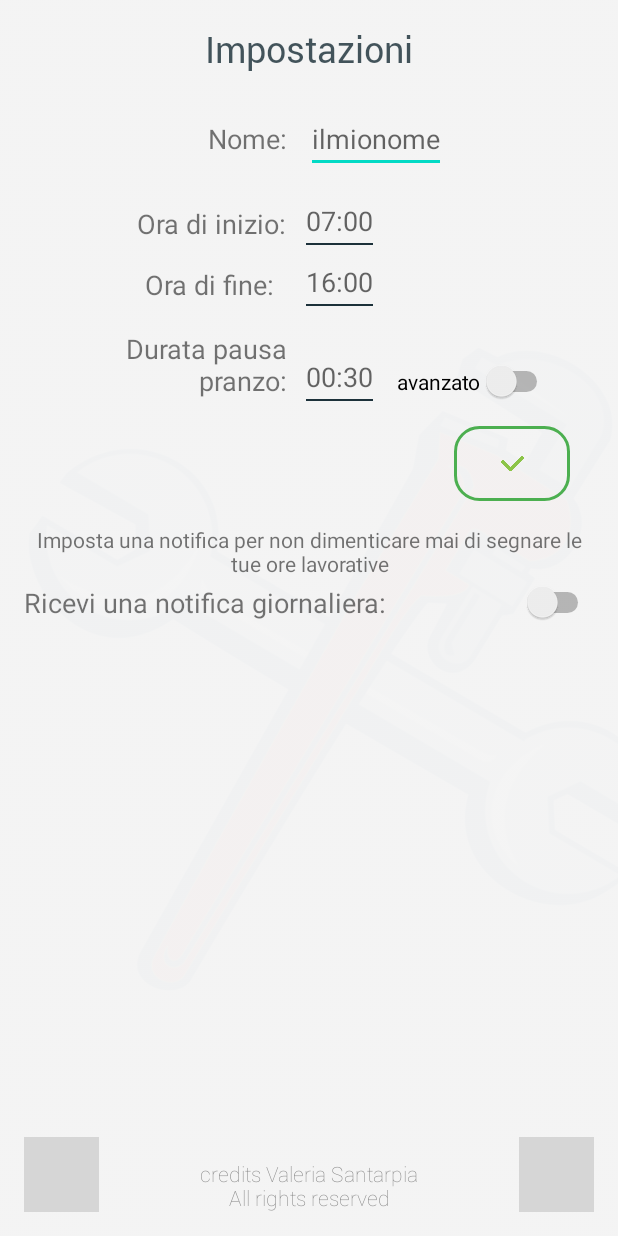
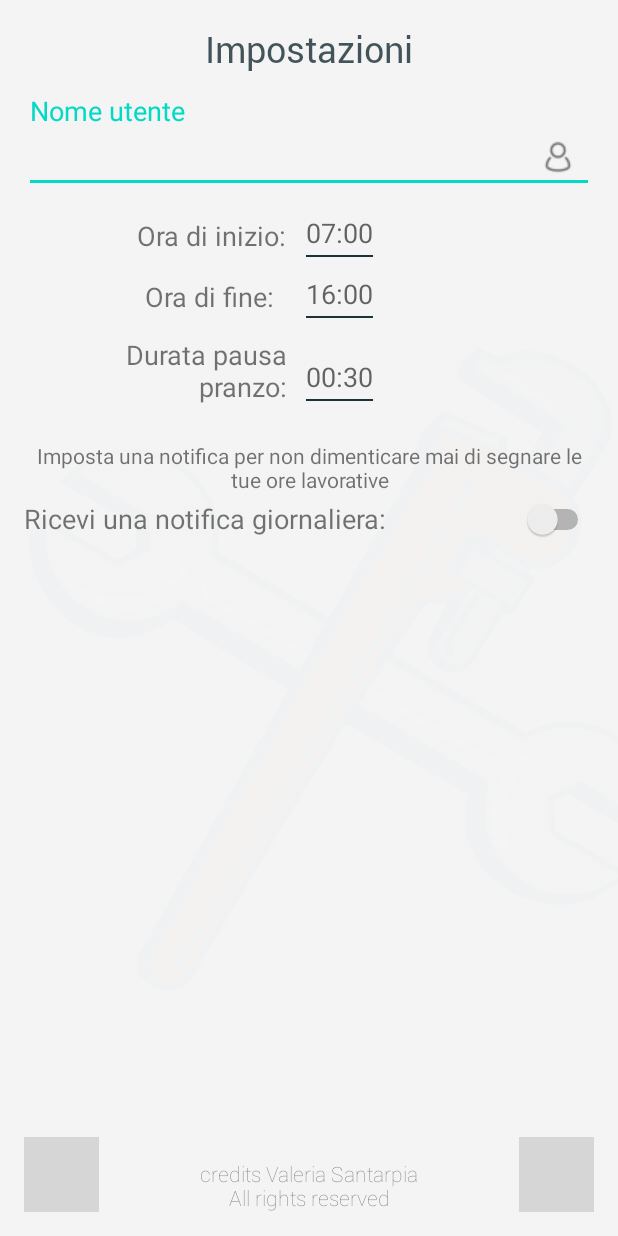
Before and after one commit to syrenne72/OrariLavoro, an Android app: the Impostazioni screen opened directly, with no data from a screen before it, on a phone screen of 412 x 824 dp. Run offline under Robolectric (Android 15) with nearby library versions, the phone set to English and light mode, and no system bars; grey boxes are pictures that could not be loaded.

Commit message:
- Cambiata l'interfaccia ed il metodo del cambio nome utente nelle impostazioni

```diff
--- a/app/build.gradle
+++ b/app/build.gradle
@@ -1,7 +1,7 @@
 apply plugin: 'com.android.application'
 
 android {
-    compileSdkVersion 30
+    compileSdkVersion 31
     buildToolsVersion "30.0.0"
 
     defaultConfig {
@@ -32,4 +32,6 @@ dependencies {
     testImplementation 'junit:junit:4.12'
     androidTestImplementation 'androidx.test.ext:junit:1.1.1'
     androidTestImplementation 'androidx.test.espresso:espresso-core:3.2.0'
+    //Per lo stile degli edittext
+    implementation 'com.google.android.material:material:1.5.0'
 }
--- a/app/src/main/res/layout/impostazioni.xml
+++ b/app/src/main/res/layout/impostazioni.xml
@@ -4,6 +4,7 @@
     xmlns:tools="http://schemas.android.com/tools"
     android:layout_width="match_parent"
     android:layout_height="match_parent"
+    android:focusable="auto"
     tools:context=".Impostazioni">
 
     <TextView
@@ -20,14 +21,13 @@
         app:layout_constraintTop_toTopOf="parent" />
 
     <ImageView
-        android:id="@+id/imageView3"
+        android:id="@+id/ivImmagineDiSfondo"
         android:layout_width="match_parent"
         android:layout_height="0dp"
         android:alpha="0.2"
         android:scaleType="centerCrop"
         android:src="@drawable/background_settings"
         app:layout_constraintBottom_toBottomOf="parent"
-        app:layout_constraintBottom_toTopOf="@+id/lvOrariTotali"
         app:layout_constraintEnd_toEndOf="parent"
         app:layout_constraintHorizontal_bias="0.0"
         app:layout_constraintStart_toStartOf="parent"
@@ -75,12 +75,40 @@
         android:layout_marginBottom="24dp"
         app:layout_constraintBottom_toTopOf="@+id/textView16"
         app:layout_constraintEnd_toEndOf="parent"
+        app:layout_constraintHorizontal_bias="0.0"
         app:layout_constraintStart_toStartOf="parent"
-        app:layout_constraintTop_toTopOf="parent">
+        app:layout_constraintTop_toTopOf="parent"
+        app:layout_constraintVertical_bias="0.0">
 
         <androidx.constraintlayout.widget.ConstraintLayout
             android:layout_width="match_parent"
             android:layout_height="wrap_content">
+
+            <com.google.android.material.textfield.TextInputLayout
+                android:id="@+id/tfNomeUtente"
+                android:layout_width="match_parent"
+                android:layout_height="wrap_content"
+                android:layout_marginStart="16dp"
+                android:layout_marginTop="64dp"
+                android:layout_marginEnd="16dp"
+
+                android:hint="Nome utente"
+                app:endIconDrawable="@drawable/account_24"
+                app:endIconMode="custom"
+                app:expandedHintEnabled="false"
+                app:hintTextAppearance="@style/TextLabel"
+                app:layout_constraintEnd_toEndOf="parent"
+                app:layout_constraintStart_toStartOf="parent"
+                app:layout_constraintTop_toTopOf="parent">
+
+                <com.google.android.material.textfield.TextInputEditText
+                    android:id="@+id/etNome"
+                    android:layout_width="match_parent"
+                    android:layout_height="wrap_content"
+                    android:singleLine="true"
+                    tools:imeOptions="actionDone" />
+
+            </com.google.android.material.textfield.TextInputLayout>
 
             <LinearLayout
                 android:id="@+id/llAvanzato"
@@ -88,10 +116,10 @@
                 android:layout_height="wrap_content"
                 android:layout_marginTop="16dp"
                 android:orientation="vertical"
+                android:visibility="gone"
                 app:layout_constraintEnd_toEndOf="parent"
                 app:layout_constraintStart_toStartOf="parent"
-                app:layout_constraintTop_toTopOf="@+id/guideline15"
-                android:visibility="gone">
+                app:layout_constraintTop_toTopOf="@+id/guideline15">
 
                 <LinearLayout
                     android:layout_width="match_parent"
@@ -140,7 +168,7 @@
                     android:layout_height="wrap_content"
                     android:layout_marginTop="8dp"
                     android:gravity="center"
-                    android:orientation="horizontal" >
+                    android:orientation="horizontal">
 
                     <TextView
                         android:id="@+id/textView25"
@@ -396,38 +424,27 @@
 
             </LinearLayout>
 
-            <TextView
-                android:id="@+id/textView10"
-                android:layout_width="0dp"
-                android:layout_height="wrap_content"
-                android:layout_marginTop="80dp"
-                android:layout_marginEnd="8dp"
-                android:text="Nome: "
-                android:textSize="18sp"
-                app:layout_constraintEnd_toStartOf="@+id/etNome"
-                app:layout_constraintTop_toTopOf="parent" />
-
             <EditText
-                android:id="@+id/etNome"
+                android:id="@+id/etNome1"
                 android:layout_width="wrap_content"
                 android:layout_height="wrap_content"
-                android:layout_marginLeft="8dp"
+                android:layout_marginStart="16dp"
                 android:hint="ilmionome"
                 android:textSize="18sp"
-                app:layout_constraintBottom_toBottomOf="@+id/textView10"
-                app:layout_constraintStart_toStartOf="@+id/guideline21"
-                app:layout_constraintTop_toTopOf="@+id/textView10" />
+                android:visibility="invisible"
+                app:layout_constraintBottom_toTopOf="@+id/textView11"
+                app:layout_constraintStart_toStartOf="parent" />
 
             <TextView
                 android:id="@+id/textView11"
                 android:layout_width="0dp"
                 android:layout_height="wrap_content"
-                android:layout_marginTop="32dp"
+                android:layout_marginTop="16dp"
                 android:layout_marginEnd="8dp"
                 android:text="Ora di inizio: "
                 android:textSize="18sp"
                 app:layout_constraintEnd_toStartOf="@+id/tvInizio"
-                app:layout_constraintTop_toBottomOf="@+id/textView10" />
+                app:layout_constraintTop_toBottomOf="@+id/tfNomeUtente" />
 
             <TextView
                 android:id="@+id/textView12"
@@ -535,6 +552,8 @@
                 android:layout_width="wrap_content"
                 android:layout_height="wrap_content"
                 android:layout_marginEnd="16dp"
+                android:minWidth="48dp"
+                android:minHeight="48dp"
                 android:visibility="visible"
                 app:layout_constraintBottom_toBottomOf="@+id/textView14"
                 app:layout_constraintEnd_toEndOf="parent"
@@ -545,14 +564,14 @@
                 android:layout_width="0dp"
                 android:layout_height="wrap_content"
                 android:layout_marginStart="16dp"
-                android:layout_marginTop="16dp"
+                android:layout_marginTop="24dp"
                 android:layout_marginEnd="16dp"
                 android:gravity="center"
                 android:text="Imposta una notifica per non dimenticare mai di segnare le tue ore lavorative"
                 android:visibility="visible"
                 app:layout_constraintEnd_toEndOf="parent"
                 app:layout_constraintStart_toStartOf="parent"
-                app:layout_constraintTop_toBottomOf="@+id/btnConfermaModifica" />
+                app:layout_constraintTop_toBottomOf="@+id/textView13" />
 
             <Switch
                 android:id="@+id/sAvanzato"
@@ -560,23 +579,9 @@
                 android:layout_height="wrap_content"
                 android:layout_marginStart="16dp"
                 android:text="avanzato"
+                android:visibility="invisible"
                 app:layout_constraintBottom_toTopOf="@+id/guideline15"
                 app:layout_constraintStart_toEndOf="@+id/tvPausa" />
-
-            <ImageButton
-                android:id="@+id/btnConfermaModifica"
-                android:layout_width="0dp"
-                android:layout_height="50sp"
-                android:layout_marginTop="16dp"
-                android:layout_marginEnd="32dp"
-                android:background="@drawable/stile_bottone_completo_verde"
-                android:onClick="confermaDati"
-                android:src="@drawable/confirm"
-                android:textColor="@color/dRosso"
-                android:visibility="visible"
-                app:layout_constraintEnd_toEndOf="parent"
-                app:layout_constraintStart_toStartOf="@+id/guideline16"
-                app:layout_constraintTop_toBottomOf="@+id/sAvanzato" />
 
             <androidx.constraintlayout.widget.Guideline
                 android:id="@+id/guideline15"
--- a/app/src/main/res/values/styles.xml
+++ b/app/src/main/res/values/styles.xml
@@ -7,4 +7,9 @@
         <item name="colorAccent">@color/colorAccent</item>
     </style>
 
+    <!-- Label per l'inserimento del testo -->
+    <style name="TextLabel" parent="TextAppearance.Design.Hint">
+        <item name="android:textSize">18sp</item>
+    </style>
+
 </resources>
```
Also changed, not shown: app/src/main/java/it/unisa/orarilavoro/DbManager.java (+49 -3 lines), app/src/main/java/it/unisa/orarilavoro/Impostazioni.java (+47 -96 lines), app/src/main/res/drawable-v24/account_24.png (added), app/src/main/res/drawable/clock_24.png (added).
